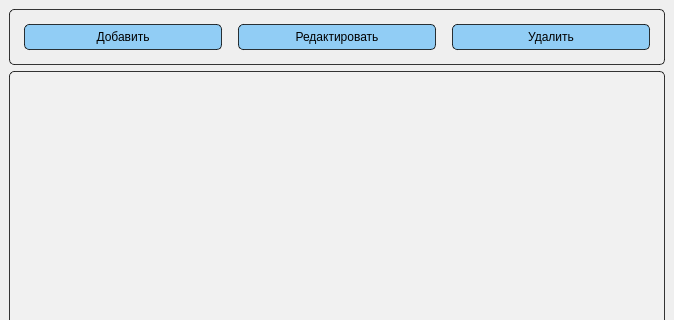
The window that forms/Form_refParts.ui (LeonSoftLab/PartsWarehouse) describes before a commit, drawn with Qt 5; both pictures show x 0 to 674 and y 0 to 320 of the 674 by 560 pixel window.
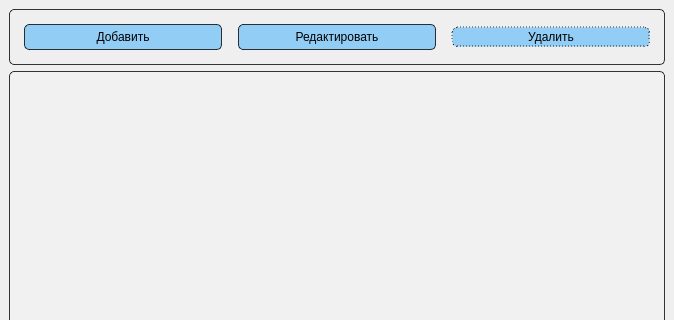
The same window after the commit.

What changed in the file:
```diff
--- a/forms/Form_refParts.ui
+++ b/forms/Form_refParts.ui
@@ -19,7 +19,7 @@
    </property>
    <layout class="QVBoxLayout" name="verticalLayout">
     <item>
-     <widget class="QFrame" name="">
+     <widget class="QFrame" name="frame">
       <property name="styleSheet">
        <string notr="true">color: black;
 border: 1px solid rgba(0, 0, 0, 200);
@@ -78,8 +78,9 @@
           <string notr="true">QPushButton {
 font: 10pt &quot;Arial&quot;;
 background-color: rgba(0, 153, 255, 100);
+border-style: dotted;
 margin: 5px;
-padding: 5px;
+padding: 2px;
 }
 QPushButton:hover {
 background-color: rgba(2, 144, 0, 100);
```
Left out of the diff: 4 changed lines with no effect on the pictures.
